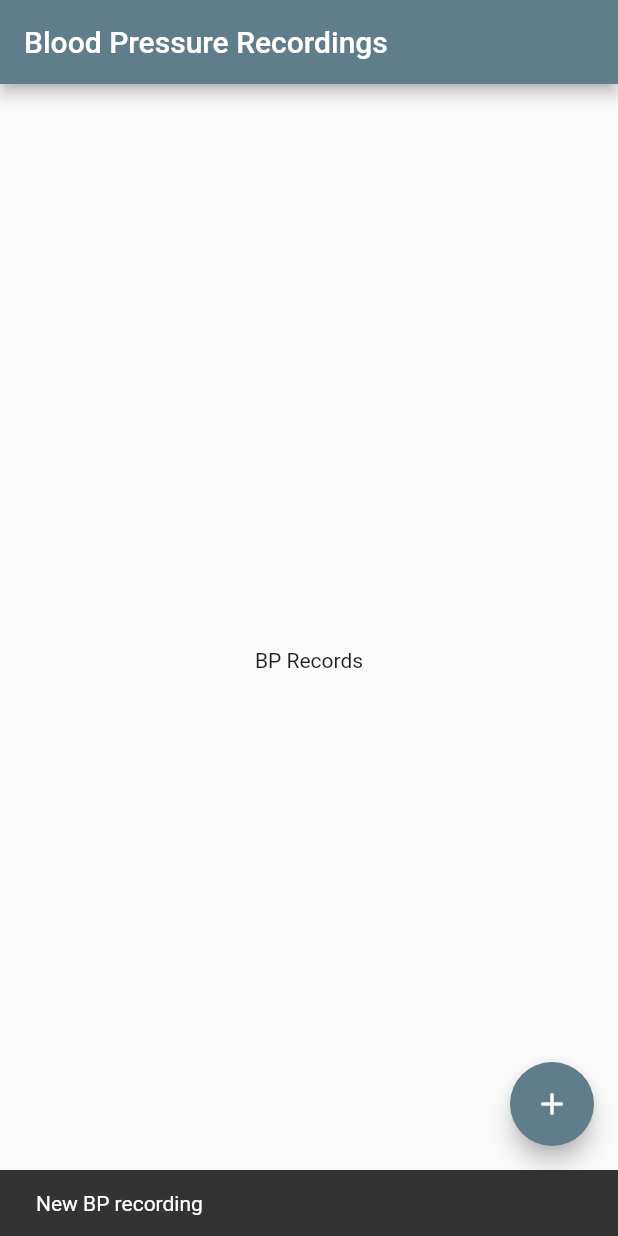
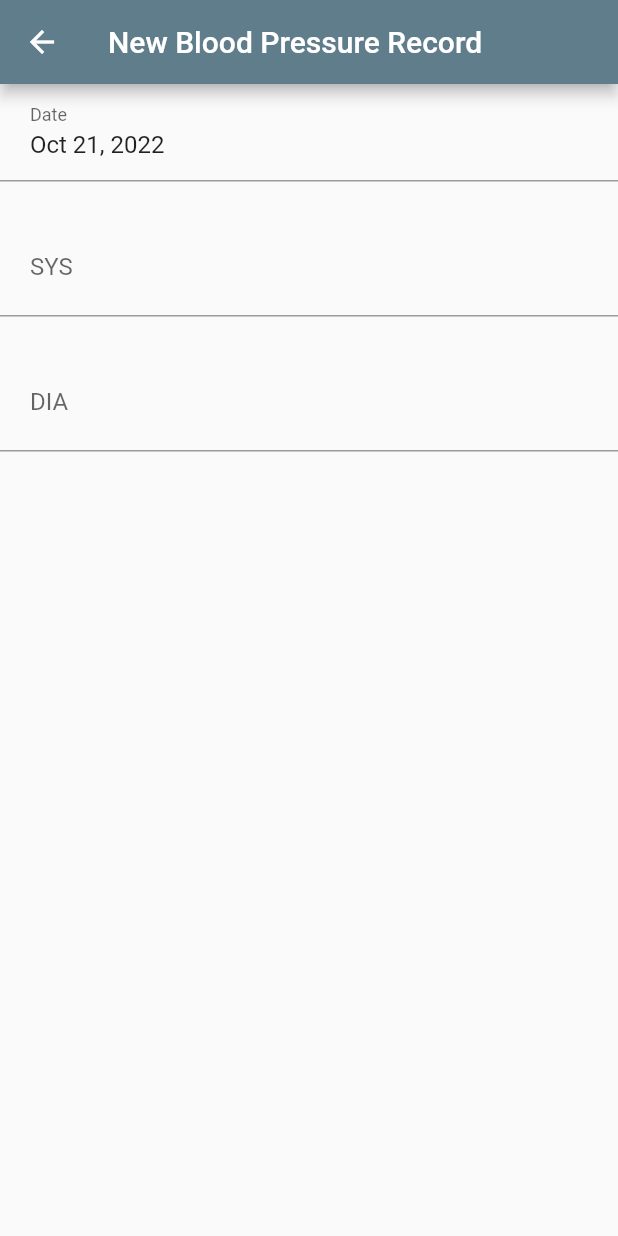
Before and after one commit to zgoda/mhh, a Flutter app: the screen it shows after launch, after a tap on the "add" icon, on a phone screen of 412 x 824 dp. Run offline on Flutter 3.47's test engine with Material 2 defaults, Android fonts, the phone set to English and light mode, and no system bars; drawn by our look-alikes of date_time_picker; our stand-ins replace flutter_hooks, hooks_riverpod.

Commit message:
New recording screen

```diff
--- a/lib/main.dart
+++ b/lib/main.dart
@@ -1,5 +1,6 @@
 import 'package:flutter/material.dart';
 import 'package:mhh/pages/home.dart';
+import 'package:mhh/pages/newrecording.dart';
 
 void main() {
   runApp(const BPRecApp());
@@ -17,6 +18,10 @@ class BPRecApp extends StatelessWidget {
         primarySwatch: Colors.blueGrey,
       ),
       home: const HomeScreen(),
+      routes: <String, WidgetBuilder>{
+        '/record/new': (BuildContext context) => const RecordingCreateScreen(),
+        '/home': (BuildContext context) => const HomeScreen(),
+      },
     );
   }
 }
--- a/lib/pages/home.dart
+++ b/lib/pages/home.dart
@@ -8,11 +8,7 @@ class HomeScreen extends StatelessWidget {
     return Scaffold(
       floatingActionButton: FloatingActionButton(
         tooltip: 'New blood pressure recording',
-          onPressed: () => ScaffoldMessenger.of(context).showSnackBar(
-            const SnackBar(
-              content: Text('New BP recording'),
-            ),
-          ),
+        onPressed: () => Navigator.of(context).pushNamed('/record/new'),
         child: const Icon(Icons.add),
       ),
       appBar: AppBar(
@@ -20,6 +16,7 @@ class HomeScreen extends StatelessWidget {
       ),
       body: const Center(
         child: Text('BP Records'),
-        ));
+      ),
+    );
   }
 }
--- /dev/null
+++ b/lib/pages/newrecording.dart
@@ -0,0 +1,62 @@
+import 'package:date_time_picker/date_time_picker.dart';
+import 'package:flutter/material.dart';
+import 'package:flutter_hooks/flutter_hooks.dart';
+import 'package:hooks_riverpod/hooks_riverpod.dart';
+
+const defaultTextfieldInsets = EdgeInsets.fromLTRB(20, 15, 20, 15);
+const defaultFieldSpacer = SizedBox(height: 25);
+
+class RecordingCreateScreen extends HookConsumerWidget {
+  const RecordingCreateScreen({super.key});
+
+  @override
+  Widget build(BuildContext context, WidgetRef ref) {
+    final recordDateController =
+        useTextEditingController(text: DateTime.now().toString());
+    final recordSysPressureController = useTextEditingController();
+    final recordDiaPressureController = useTextEditingController();
+    return Scaffold(
+      appBar: AppBar(
+        title: const Text('New Blood Pressure Record'),
+      ),
+      body: SingleChildScrollView(
+        child: Column(
+          crossAxisAlignment: CrossAxisAlignment.center,
+          mainAxisAlignment: MainAxisAlignment.center,
+          children: <Widget>[
+            DateTimePicker(
+              controller: recordDateController,
+              decoration: const InputDecoration(
+                labelText: 'Date',
+                hintText: 'Record date',
+                contentPadding: defaultTextfieldInsets,
+              ),
+              firstDate: DateTime(2020),
+              lastDate: DateTime(2100),
+            ),
+            defaultFieldSpacer,
+            TextField(
+              keyboardType: TextInputType.number,
+              controller: recordSysPressureController,
+              decoration: const InputDecoration(
+                labelText: 'SYS',
+                hintText: 'Systolic blood pressure (SYS)',
+                contentPadding: defaultTextfieldInsets,
+              ),
+            ),
+            defaultFieldSpacer,
+            TextField(
+              keyboardType: TextInputType.number,
+              controller: recordDiaPressureController,
+              decoration: const InputDecoration(
+                labelText: 'DIA',
+                hintText: 'Diastolic blood pressure (DIA)',
+                contentPadding: defaultTextfieldInsets,
+              ),
+            ),
+          ],
+        ),
+      ),
+    );
+  }
+}
--- a/pubspec.yaml
+++ b/pubspec.yaml
@@ -36,6 +36,9 @@ dependencies:
   # The following adds the Cupertino Icons font to your application.
   # Use with the CupertinoIcons class for iOS style icons.
   cupertino_icons: ^1.0.2
+  date_time_picker: ^2.1.0
+  flutter_hooks: ^0.18.5+1
+  hooks_riverpod: ^2.0.2
 
 dev_dependencies:
   flutter_test:
```
Also changed, not shown: pubspec.lock. Lines whose indentation alone changed are shown as unchanged.
